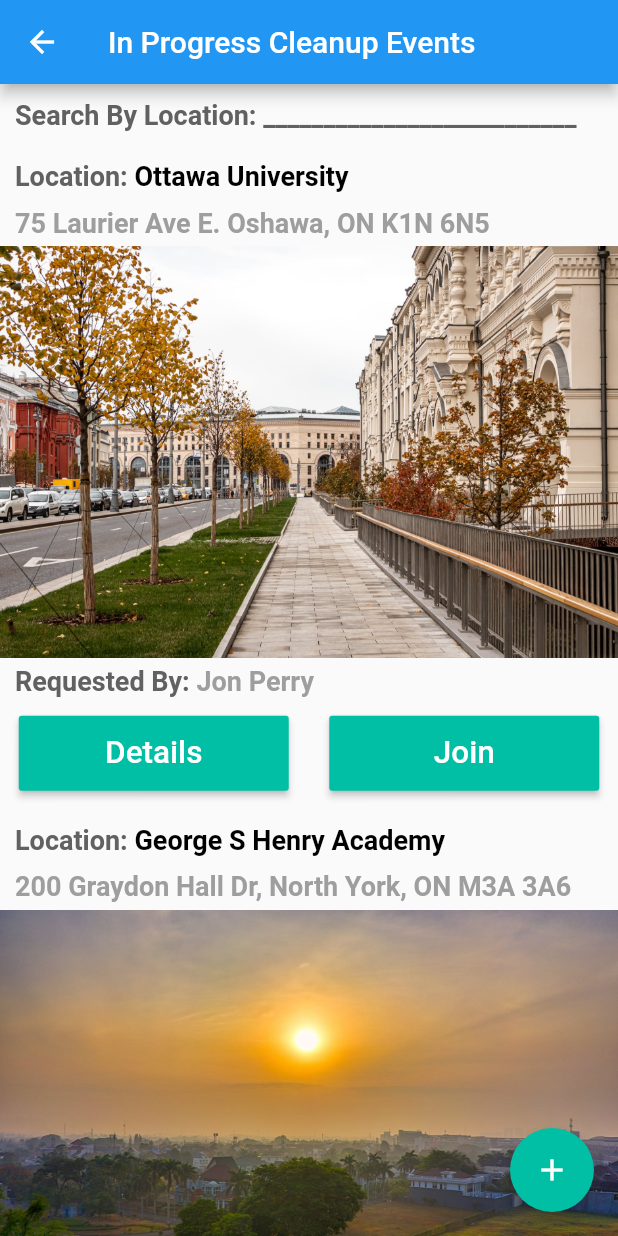
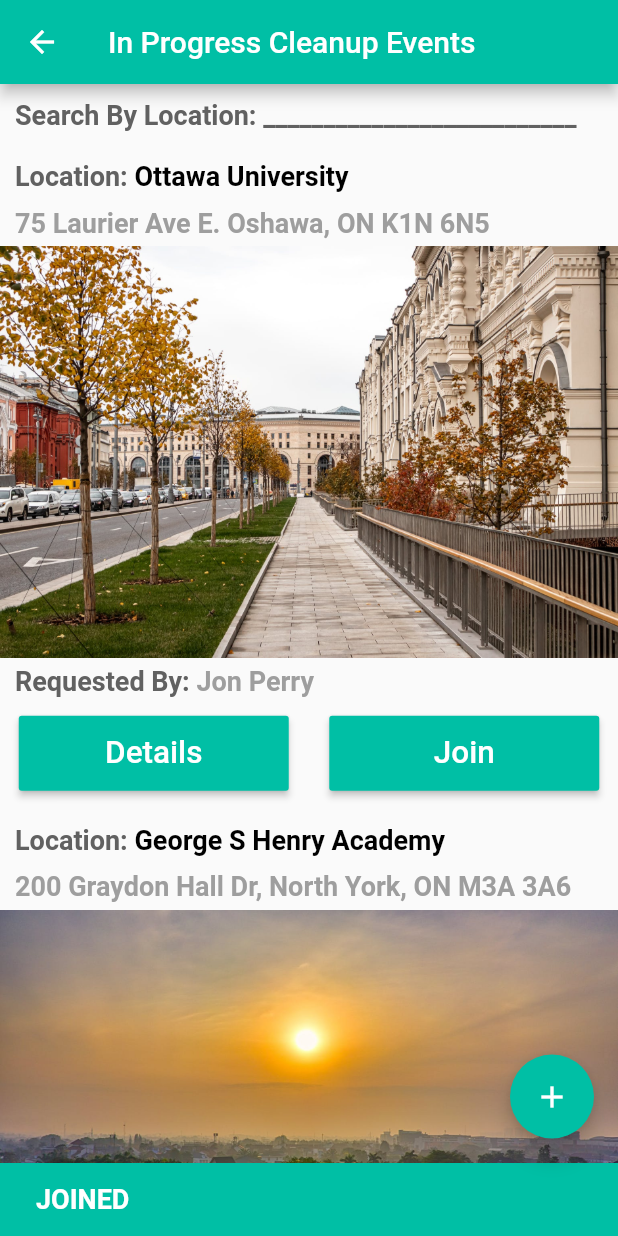
Before and after one commit to Colin-Shaw2/CleanUpMeatUpProto, a Flutter app: the InProgressEvents screen opened directly, after a tap on "Join", on a phone screen of 412 x 824 dp. Run offline on Flutter 3.47's test engine with Material 2 defaults, Android fonts, the phone set to English and light mode, and no system bars.

Commit message:
snackbars & theme color

```diff
--- a/clean_up_meet_p/lib/main.dart
+++ b/clean_up_meet_p/lib/main.dart
@@ -71,6 +71,7 @@ class _MyHomePageState extends State<MyHomePage> {
     // than having to individually change instances of widgets.
     return Scaffold(
       appBar: AppBar(
+        backgroundColor: Colors.tealAccent[700],
         // Here we take the value from the MyHomePage object that was created by
         // the App.build method, and use it to set our appbar title.
         title: Text(widget.title),
--- a/clean_up_meet_p/lib/pages/inProgressEvents.dart
+++ b/clean_up_meet_p/lib/pages/inProgressEvents.dart
@@ -17,13 +17,16 @@ class InProgressEvents extends StatefulWidget {
 class InProgressEventsState extends State<InProgressEvents> {
 
   InProgressEventsState(String appBarTitle);
+  var _scaffoldKey = new GlobalKey<ScaffoldState>();
 
   @override
   Widget build(BuildContext context) {
 
-     return Scaffold(
+          return Scaffold(
+           key: _scaffoldKey,
 
       appBar: AppBar(
+        backgroundColor: Colors.tealAccent[700],
         title: Text("In Progress Cleanup Events"),
 
       ),
@@ -112,7 +115,8 @@ class InProgressEventsState extends State<InProgressEvents> {
 									    ),
 									    onPressed: () {
 									    	setState(() {
-									    	  debugPrint("Prev clicked");
+                          Navigator.push(context,  MaterialPageRoute(builder: (context) => DetailsPage(), fullscreenDialog: true));
+									    	  debugPrint("Details clicked");
 									    	});
 									    },
 								    ),
@@ -131,7 +135,18 @@ class InProgressEventsState extends State<InProgressEvents> {
 									    ),
 									    onPressed: () {
 									    	setState(() {
-									    	  debugPrint("Prev clicked");
+                          final snackBar = SnackBar(
+                            elevation: 6.0,
+                            backgroundColor: Colors.tealAccent[700],
+                            //behavior: SnackBarBehavior.floating,
+                            duration: const Duration(seconds: 1),
+                            content: Text(
+                              "JOINED",
+                              style: TextStyle(fontWeight: FontWeight.bold, color: Colors.white, fontSize: 18),
+                            ),
+                          );
+									    	  debugPrint("Join clicked");
+                           _scaffoldKey.currentState.showSnackBar(snackBar);
 									    	});
 									    },
 								    ),
@@ -203,7 +218,8 @@ class InProgressEventsState extends State<InProgressEvents> {
 									    ),
 									    onPressed: () {
 									    	setState(() {
-									    	  debugPrint("Prev clicked");
+                          Navigator.push(context,  MaterialPageRoute(builder: (context) => DetailsPage(), fullscreenDialog: true));
+									    	  debugPrint("Details clicked");
 									    	});
 									    },
 								    ),
@@ -322,3 +338,8 @@ class InProgressEventsState extends State<InProgressEvents> {
 
 
 }
+
+  // void _showSnackBar(BuildContext context, String message) {
+  //   final snackBar = SnackBar(content: Text(message));
+  //   Scaffold.of(context).showSnackBar(snackBar);
+  // }
```
Also changed, not shown: clean_up_meet_p/lib/pages/detailsPage.dart (+20 -1 lines).
